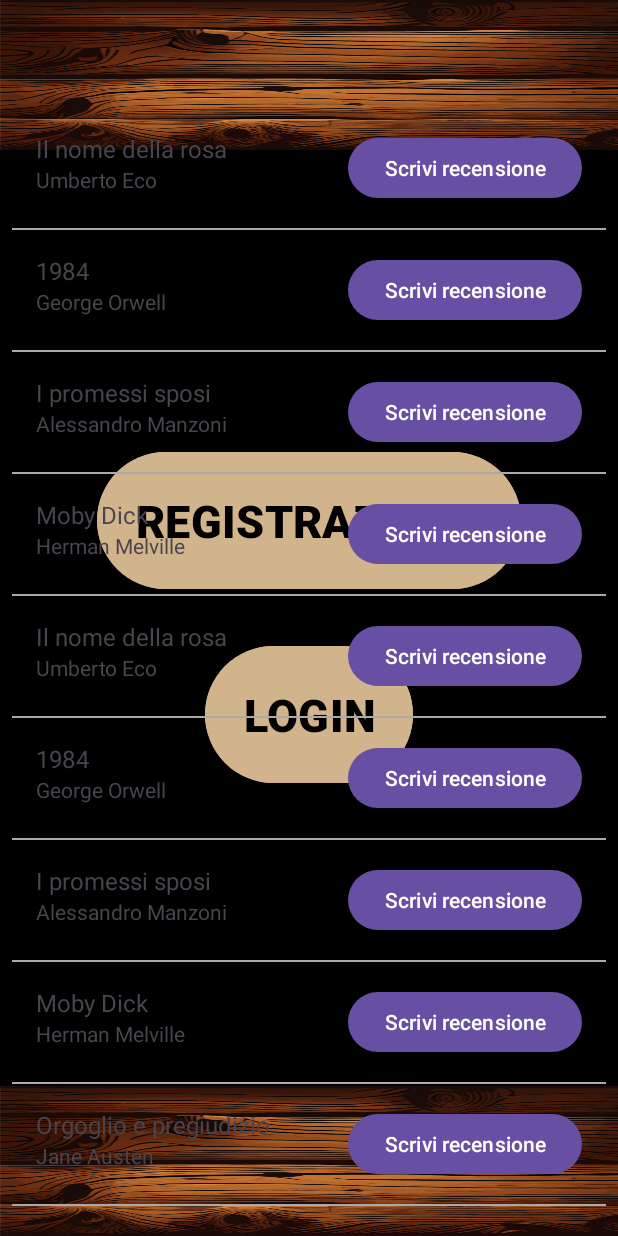
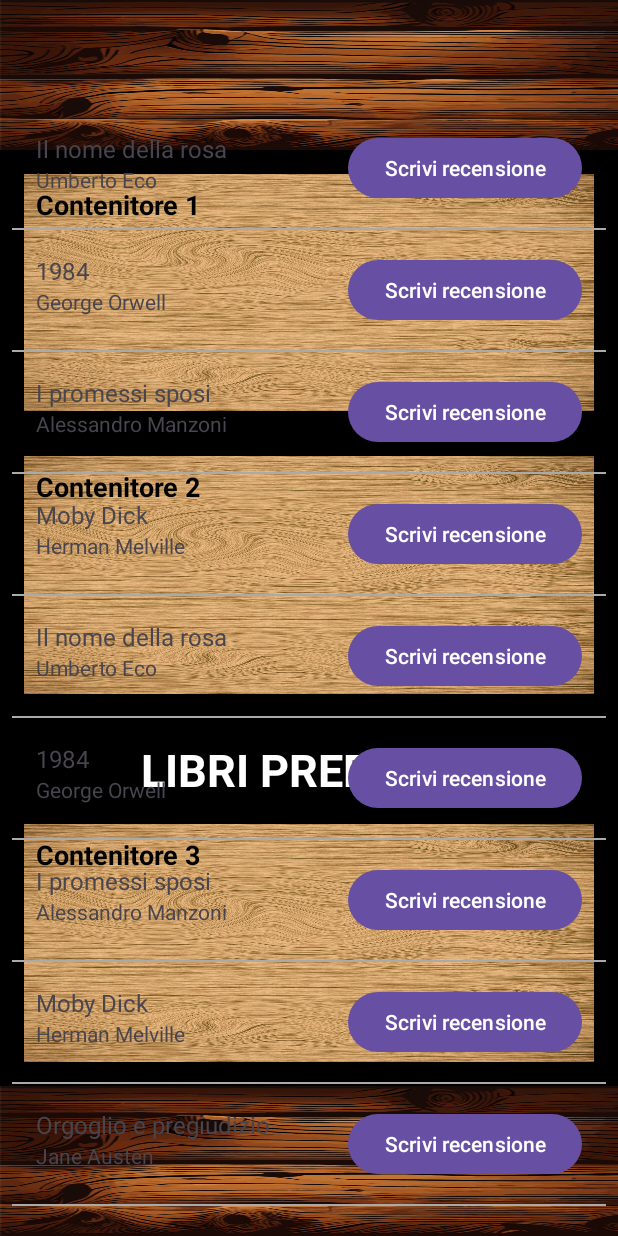
Before and after one commit to LorenzoMorandi-its/AppLibri, an Android app: the screen it shows after launch (MainActivity), on a phone screen of 412 x 824 dp. Run offline under Robolectric (Android 15) with nearby library versions, the phone set to English and light mode, and no system bars.

Commit message:
aggiunta file

```diff
--- a/app/src/main/res/layout/activity_login.xml
+++ b/app/src/main/res/layout/activity_login.xml
@@ -39,7 +39,6 @@
                 android:background="#D2B48C"
                 android:padding="25dp"
                 android:textSize="30sp"
-                android:textColor="#000000"
                 android:textColorHint="#808080"
                 android:inputType="textPersonName" />
 
@@ -58,7 +57,6 @@
                 android:background="#D2B48C"
                 android:padding="25dp"
                 android:textSize="30sp"
-                android:textColor="#000000"
                 android:textColorHint="#808080"
                 android:inputType="textPersonName" />
 
--- a/app/src/main/res/layout/activity_main.xml
+++ b/app/src/main/res/layout/activity_main.xml
@@ -8,7 +8,6 @@
     tools:context=".MainActivity">
 
     <LinearLayout
-        xmlns:android="http://schemas.android.com/apk/res/android"
         android:layout_width="match_parent"
         android:layout_height="match_parent"
         android:orientation="vertical"
@@ -21,50 +20,107 @@
             android:background="@drawable/legno" />
 
         <!-- Contenuto principale -->
+
+        <!-- Barra inferiore marrone -->
         <LinearLayout
             android:layout_width="match_parent"
             android:layout_height="0dp"
             android:layout_weight="1"
+            android:gravity="center"
+            android:orientation="vertical">
+
+            <LinearLayout
+                android:layout_width="match_parent"
+                android:layout_height="match_parent"
                 android:orientation="vertical"
-            android:gravity="center">
+                android:padding="16dp"
+                android:backgroundTint="#000000">
 
-            <!-- Pulsante Registrazione -->
-            <Button
-                android:id="@+id/button_registrazione"
+                <!-- Primo contenitore -->
+                <LinearLayout
+                    android:id="@+id/container1"
+                    android:layout_width="match_parent"
+                    android:layout_height="0dp"
+                    android:layout_weight="1"
+                    android:background="@drawable/legno2"
+                    android:orientation="vertical"
+                    android:padding="8dp">
+
+                    <!-- Contenuto del primo contenitore -->
+                    <TextView
                         android:layout_width="wrap_content"
                         android:layout_height="wrap_content"
+                        android:text="Contenitore 1"
+                        android:textSize="18sp"
                         android:textStyle="bold"
-                android:backgroundTint="#D2B48C"
-                android:padding="25dp"
-                android:textSize="30dp"
-                android:text="REGISTRAZIONE"
-                android:textColor="#000000" />
+                        android:textColor="#000000"/>
+                </LinearLayout>
 
                 <!-- Spaziatura -->
                 <View
                     android:layout_width="match_parent"
                     android:layout_height="30dp" />
 
-            <!-- Pulsante Login -->
-            <Button
-                android:id="@+id/button_login"
+                <!-- Secondo contenitore -->
+                <LinearLayout
+                    android:id="@+id/container2"
+                    android:layout_width="match_parent"
+                    android:layout_height="0dp"
+                    android:layout_weight="1"
+                    android:background="@drawable/legno2"
+                    android:orientation="vertical"
+                    android:padding="8dp">
+
+                    <TextView
                         android:layout_width="wrap_content"
                         android:layout_height="wrap_content"
+                        android:text="Contenitore 2"
+                        android:textSize="18sp"
                         android:textStyle="bold"
-                android:backgroundTint="#D2B48C"
-                android:padding="25dp"
-                android:textSize="30dp"
-                android:text="LOGIN"
-                android:textColor="#000000" />
+                        android:textColor="#000000"/>
                 </LinearLayout>
 
-        <!-- Barra inferiore marrone -->
+                <!-- Spaziatura -->
+                <View
+                    android:layout_width="match_parent"
+                    android:layout_height="30dp" />
+
+                <TextView
+                    android:layout_width="wrap_content"
+                    android:layout_height="wrap_content"
+                    android:layout_gravity="center_horizontal"
+                    android:text="LIBRI PREFERITI"
+                    android:textSize="30sp"
+                    android:textStyle="bold"
+                    android:textColor="#FFFFFF"
+                    android:layout_marginBottom="16dp" />
+
+                <!-- Terzo contenitore -->
+                <LinearLayout
+                    android:id="@+id/container3"
+                    android:layout_width="match_parent"
+                    android:layout_height="0dp"
+                    android:layout_weight="1"
+                    android:background="@drawable/legno2"
+                    android:orientation="vertical"
+                    android:padding="8dp">
+
+                    <TextView
+                        android:layout_width="wrap_content"
+                        android:layout_height="wrap_content"
+                        android:text="Contenitore 3"
+                        android:textSize="18sp"
+                        android:textStyle="bold"
+                        android:textColor="#000000"/>
+                </LinearLayout>
+            </LinearLayout>
+        </LinearLayout>
+
         <View
             android:layout_width="match_parent"
             android:layout_height="100dp"
             android:background="@drawable/legno" />
     </LinearLayout>
-
 
     <ListView
         android:id="@+id/listView"
--- a/app/src/main/res/layout/activity_registrazione.xml
+++ b/app/src/main/res/layout/activity_registrazione.xml
@@ -36,8 +36,8 @@
                 android:hint="Nome"
                 android:textStyle="bold"
                 android:background="#D2B48C"
-                android:padding="25dp"
-                android:textSize="30sp"
+                android:padding="20dp"
+                android:textSize="25sp"
                 android:textColor="#000000"
                 android:textColorHint="#808080"
                 android:inputType="textPersonName" />
@@ -55,8 +55,8 @@
                 android:hint="Cognome"
                 android:textStyle="bold"
                 android:background="#D2B48C"
-                android:padding="25dp"
-                android:textSize="30sp"
+                android:padding="20dp"
+                android:textSize="25sp"
                 android:textColor="#000000"
                 android:textColorHint="#808080"
                 android:inputType="textPersonName" />
```
Lines whose indentation alone changed are shown as unchanged.
